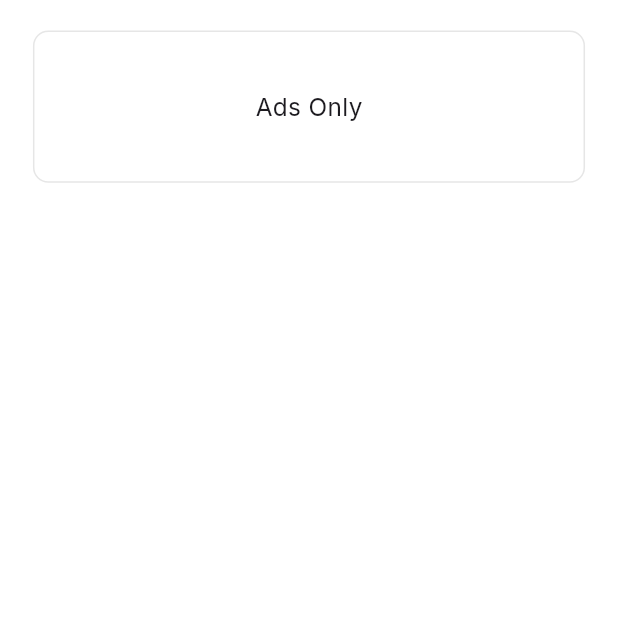
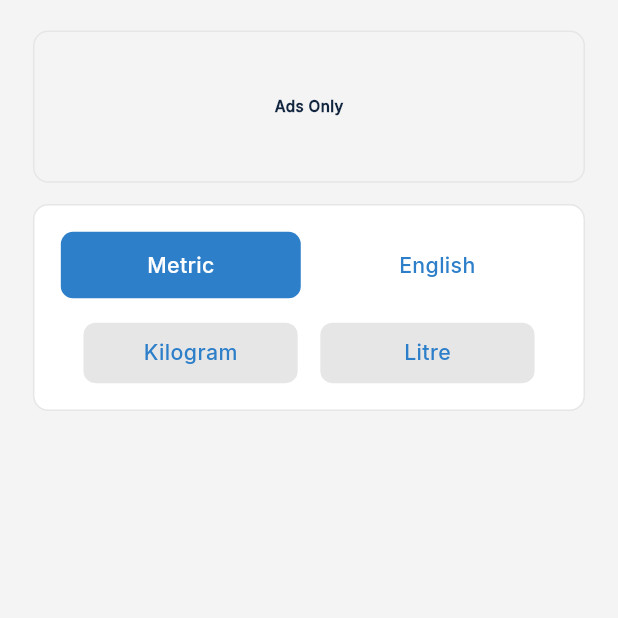
Before and after one commit to Joint-Venture-AI/milk_mix, a Flutter app: the CalculateScreen screen opened directly, on a phone screen of 412 x 824 dp, the top half of it. Run offline on Flutter 3.47's test engine with Material 3 defaults, Android fonts, the phone set to English and light mode, and no system bars; our stand-ins replace flutter_screenutil, flutter_svg, get, pin_code_fields.

Commit message:
5th July

```diff
--- a/lib/constants/color.dart
+++ b/lib/constants/color.dart
@@ -5,6 +5,7 @@ class AppColors {
   static const primaryLight = Color(0xFFF2F7FD);
   static const lightGrey = Color(0xFFE6E6E6);
   static const surface = Color(0xFFFFFFFF);
+  static const surfaceGrey = Color(0xFFF4F4F5);
   static const secondary = Color(0xFFE6A516);
   static const textPrimary = Color(0xFF12253F);
   static const textLightGrey = Color(0xFF908F90);
--- a/lib/view/home/calculate/calculate_screen.dart
+++ b/lib/view/home/calculate/calculate_screen.dart
@@ -1,14 +1,20 @@
 import 'package:flutter/material.dart';
 import 'package:flutter_screenutil/flutter_screenutil.dart';
 import 'package:milk_mix/constants/color.dart';
+import 'package:milk_mix/view/widget/unit_selector_widget.dart';
 
-class CalculateScreen extends StatelessWidget {
+class CalculateScreen extends StatefulWidget {
   const CalculateScreen({super.key});
 
   @override
+  State<CalculateScreen> createState() => _CalculateScreenState();
+}
+
+class _CalculateScreenState extends State<CalculateScreen> {
+  @override
   Widget build(BuildContext context) {
     return Scaffold(
-      backgroundColor: AppColors.surface,
+      backgroundColor: AppColors.surfaceGrey,
       body: SafeArea(
         child: SingleChildScrollView(
           padding: EdgeInsets.symmetric(horizontal: 20.w),
@@ -19,13 +25,22 @@ class CalculateScreen extends StatelessWidget {
                 height: 100.h,
                 child: Container(
                   decoration: BoxDecoration(
-                    border: Border.all(color: AppColors.lightGrey, width: 1),
+                    border: Border.all(color: AppColors.lightGrey, width: 1.r),
                     borderRadius: BorderRadius.circular(10.r),
                   ),
                   alignment: Alignment.center,
-                  child: Text('Ads Only', style: TextStyle(fontSize: 16.sp)),
+                  child: Text(
+                    'Ads Only',
+                    style: TextStyle(
+                      fontWeight: FontWeight.bold,
+                      fontSize: 10.sp,
+                      color: AppColors.textPrimary,
+                    ),
+                  ),
                 ),
               ),
+              SizedBox(height: 14.h),
+              const UnitSelectorWidget(),
             ],
           ),
         ),
--- a/lib/view/home/home_bottom_nav_screen.dart
+++ b/lib/view/home/home_bottom_nav_screen.dart
@@ -44,7 +44,7 @@ class _MainPageState extends State<HomeBottomNavScreen> {
             ),
             height: 20.sp,
           ),
-          SizedBox(height: 5.h),
+          SizedBox(height: 4.h),
         ],
       ),
       label: title,
@@ -93,7 +93,7 @@ class _MainPageState extends State<HomeBottomNavScreen> {
               index: 3,
             ),
           ],
-          backgroundColor: Colors.white,
+          backgroundColor: AppColors.surface,
           type: BottomNavigationBarType.fixed,
         ),
       ),
--- /dev/null
+++ b/lib/view/widget/unit_selector_widget.dart
@@ -0,0 +1,113 @@
+import 'package:flutter/material.dart';
+import 'package:flutter_screenutil/flutter_screenutil.dart';
+import 'package:milk_mix/constants/color.dart';
+
+class UnitSelectorWidget extends StatefulWidget {
+  const UnitSelectorWidget({super.key});
+
+  @override
+  State<UnitSelectorWidget> createState() => _UnitSelectorWidgetState();
+}
+
+class _UnitSelectorWidgetState extends State<UnitSelectorWidget> {
+  String selectedSystem = 'metric';
+  String selectedUnit = '';
+
+  @override
+  Widget build(BuildContext context) {
+    return Container(
+      padding: EdgeInsets.all(16.w),
+      decoration: BoxDecoration(
+        color: Colors.white,
+        border: Border.all(color: AppColors.lightGrey, width: 1),
+        borderRadius: BorderRadius.circular(10.r),
+      ),
+      child: Column(
+        children: [
+          Row(
+            children: [
+              _buildSystemButton('metric', 'Metric'),
+              SizedBox(width: 10.w),
+              _buildSystemButton('english', 'English'),
+            ],
+          ),
+
+          SizedBox(height: 16.h),
+
+          if (selectedSystem == 'metric')
+            Row(
+              mainAxisAlignment: MainAxisAlignment.spaceEvenly,
+              children: [
+                _buildUnitButton('kg', 'Kilogram'),
+                _buildUnitButton('litre', 'Litre'),
+              ],
+            )
+          else
+            Row(
+              mainAxisAlignment: MainAxisAlignment.spaceEvenly,
+              children: [
+                _buildUnitButton('lb', 'Pounds'),
+                _buildUnitButton('gallon', 'Gallons'),
+              ],
+            ),
+        ],
+      ),
+    );
+  }
+
+  Widget _buildSystemButton(String system, String label) {
+    final isSelected = selectedSystem == system;
+
+    return Expanded(
+      child: GestureDetector(
+        onTap:
+            () => setState(() {
+              selectedSystem = system;
+              selectedUnit = '';
+            }),
+        child: Container(
+          padding: EdgeInsets.symmetric(vertical: 12.h),
+          decoration: BoxDecoration(
+            color: isSelected ? AppColors.primary : Colors.transparent,
+
+            borderRadius: BorderRadius.circular(8.r),
+          ),
+          alignment: Alignment.center,
+          child: Text(
+            label,
+            style: TextStyle(
+              color: isSelected ? Colors.white : AppColors.primary,
+              fontWeight: FontWeight.w600,
+              fontSize: 14.sp,
+            ),
+          ),
+        ),
+      ),
+    );
+  }
+
+  Widget _buildUnitButton(String unitKey, String label) {
+    final isSelected = selectedUnit == unitKey;
+
+    return GestureDetector(
+      onTap: () => setState(() => selectedUnit = unitKey),
+      child: Container(
+        width: 130.w,
+        padding: EdgeInsets.symmetric(vertical: 10.h),
+        decoration: BoxDecoration(
+          color: isSelected ? Colors.white : AppColors.lightGrey,
+          borderRadius: BorderRadius.circular(8.r),
+        ),
+        alignment: Alignment.center,
+        child: Text(
+          label,
+          style: TextStyle(
+            fontSize: 14.sp,
+            fontWeight: FontWeight.w500,
+            color: AppColors.primary,
+          ),
+        ),
+      ),
+    );
+  }
+}
```
Also changed, not shown: assets/logos/scale.svg (added), flutter_01.png (deleted).
